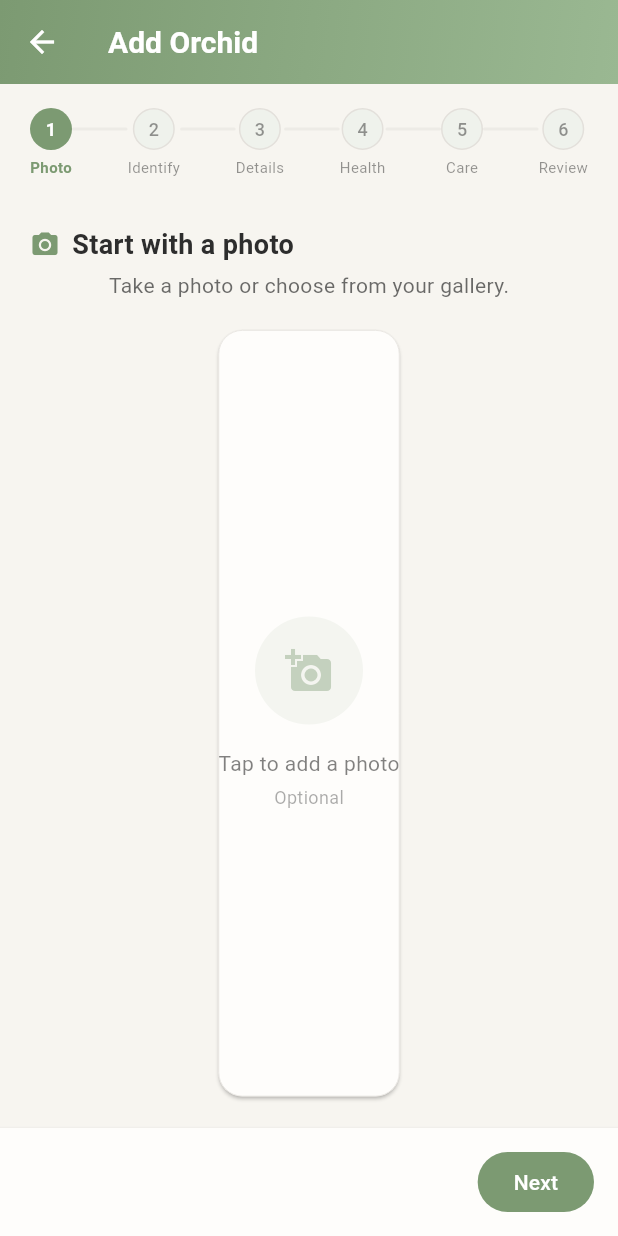
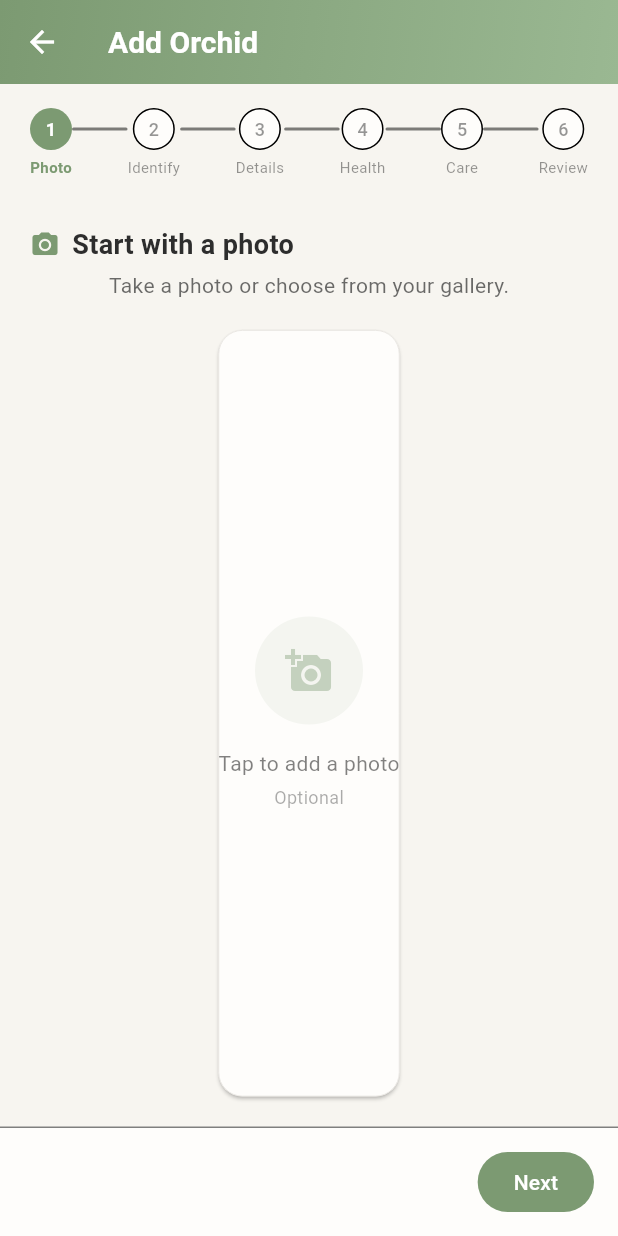
Before and after one commit to AllStarPlumberBob/OrchidLife-public, a Flutter app: the AddOrchidWizardScreen screen opened directly, on a phone screen of 412 x 824 dp. Run offline on Flutter 3.47's test engine with Material 3 defaults, Android fonts, the phone set to English and light mode, and no system bars; our stand-ins replace drift, flutter_local_notifications, image_picker, permission_handler, share_plus, shared_preferences and 1 more; missing offline and left inert: android_intent_plus, light_sensor; accounts and stored records are empty; generated files the repository leaves out were written again.

Commit message:
fix: Make wizard respect dark mode via Theme.of(context)
Wizard was hardcoding light-mode colors (AppTheme.background,
AppTheme.surface, AppTheme.textPrimary, AppTheme.divider) while
every other screen uses Theme.of(context) and gets dark mode
automatically. Replaced all hardcoded color references with
colorScheme.onSurface, colorScheme.surface, theme.dividerColor, etc.

Co-Authored-By: Claude Opus 4.6 <noreply@anthropic.com>

```diff
--- a/lib/screens/add_orchid_wizard_screen.dart
+++ b/lib/screens/add_orchid_wizard_screen.dart
@@ -98,7 +98,6 @@ class _AddOrchidWizardScreenState extends State<AddOrchidWizardScreen> {
   @override
   Widget build(BuildContext context) {
     return Scaffold(
-      backgroundColor: AppTheme.background,
       appBar: AppBar(
         leading: IconButton(
           icon: const Icon(Icons.arrow_back),
@@ -120,9 +119,8 @@ class _AddOrchidWizardScreenState extends State<AddOrchidWizardScreen> {
       ),
       body: Column(
         children: [
-          // Step indicator on cream background
-          Container(
-            color: AppTheme.background,
+          // Step indicator
+          Padding(
             padding: const EdgeInsets.fromLTRB(20, 16, 20, 12),
             child: StepIndicator(
               currentStep: _currentStep,
@@ -154,21 +152,20 @@ class _AddOrchidWizardScreenState extends State<AddOrchidWizardScreen> {
   }
 
   Widget _buildBottomNav() {
+    final theme = Theme.of(context);
+    final colorScheme = theme.colorScheme;
+
     return Container(
       padding: EdgeInsets.fromLTRB(16, 12, 16, 12 + MediaQuery.of(context).padding.bottom),
       decoration: BoxDecoration(
-        color: AppTheme.surface,
-        border: Border(top: BorderSide(color: AppTheme.divider.withValues(alpha: 0.5))),
+        color: colorScheme.surface,
+        border: Border(top: BorderSide(color: theme.dividerColor.withValues(alpha: 0.5))),
       ),
       child: Row(
         children: [
           if (_currentStep > 0)
             OutlinedButton(
               onPressed: _back,
-              style: OutlinedButton.styleFrom(
-                foregroundColor: AppTheme.textPrimary.withValues(alpha: 0.6),
-                side: const BorderSide(color: AppTheme.divider),
-              ),
               child: const Text('Back'),
             ),
           const Spacer(),
@@ -177,7 +174,7 @@ class _AddOrchidWizardScreenState extends State<AddOrchidWizardScreen> {
               onPressed: _next,
               child: Text(
                 'Skip',
-                style: TextStyle(color: AppTheme.textPrimary.withValues(alpha: 0.5)),
+                style: TextStyle(color: colorScheme.onSurface.withValues(alpha: 0.5)),
               ),
             ),
             const SizedBox(width: 8),
@@ -185,11 +182,6 @@ class _AddOrchidWizardScreenState extends State<AddOrchidWizardScreen> {
           if (_currentStep < _totalSteps - 1)
             FilledButton(
               onPressed: _canProceed() ? _next : null,
-              style: FilledButton.styleFrom(
-                backgroundColor: AppTheme.primary,
-                foregroundColor: AppTheme.textOnPrimary,
-                disabledBackgroundColor: AppTheme.divider,
-              ),
               child: const Text('Next'),
             )
           else
@@ -197,11 +189,6 @@ class _AddOrchidWizardScreenState extends State<AddOrchidWizardScreen> {
               onPressed: _canProceed() ? _saveOrchid : null,
               icon: const Icon(Icons.check, size: 18),
               label: const Text('Add to Collection'),
-              style: FilledButton.styleFrom(
-                backgroundColor: AppTheme.primary,
-                foregroundColor: AppTheme.textOnPrimary,
-                disabledBackgroundColor: AppTheme.divider,
-              ),
             ),
         ],
       ),
@@ -223,6 +210,8 @@ class _AddOrchidWizardScreenState extends State<AddOrchidWizardScreen> {
   // ── Step 1: Photo ──
 
   Widget _buildPhotoStep() {
+    final colorScheme = Theme.of(context).colorScheme;
+
     return Padding(
       padding: const EdgeInsets.all(20),
       child: Column(
@@ -235,7 +224,7 @@ class _AddOrchidWizardScreenState extends State<AddOrchidWizardScreen> {
           const SizedBox(height: 4),
           Text(
             'Take a photo or choose from your gallery.',
-            style: TextStyle(color: AppTheme.textPrimary.withValues(alpha: 0.7), fontSize: 14),
+            style: TextStyle(color: colorScheme.onSurface.withValues(alpha: 0.7), fontSize: 14),
           ),
           const SizedBox(height: 20),
           Expanded(
@@ -280,6 +269,8 @@ class _AddOrchidWizardScreenState extends State<AddOrchidWizardScreen> {
   }
 
   Widget _photoPlaceholder() {
+    final colorScheme = Theme.of(context).colorScheme;
+
     return Column(
       mainAxisAlignment: MainAxisAlignment.center,
       children: [
@@ -293,9 +284,9 @@ class _AddOrchidWizardScreenState extends State<AddOrchidWizardScreen> {
           child: Icon(Icons.add_a_photo, size: 32, color: AppTheme.primary.withValues(alpha: 0.4)),
         ),
         const SizedBox(height: 16),
-        Text('Tap to add a photo', style: TextStyle(color: AppTheme.textPrimary.withValues(alpha: 0.6), fontSize: 14)),
+        Text('Tap to add a photo', style: TextStyle(color: colorScheme.onSurface.withValues(alpha: 0.6), fontSize: 14)),
         const SizedBox(height: 4),
-        Text('Optional', style: TextStyle(color: AppTheme.textPrimary.withValues(alpha: 0.4), fontSize: 12)),
+        Text('Optional', style: TextStyle(color: colorScheme.onSurface.withValues(alpha: 0.4), fontSize: 12)),
       ],
     );
   }
@@ -344,6 +335,8 @@ class _AddOrchidWizardScreenState extends State<AddOrchidWizardScreen> {
   // ── Step 2: Identify ──
 
   Widget _buildIdentifyStep() {
+    final colorScheme = Theme.of(context).colorScheme;
+
     return Padding(
       padding: const EdgeInsets.all(20),
       child: Column(
@@ -357,14 +350,14 @@ class _AddOrchidWizardScreenState extends State<AddOrchidWizardScreen> {
           const SizedBox(height: 4),
           Text(
             'Use AI to identify or select from the database.',
-            style: TextStyle(color: AppTheme.textPrimary.withValues(alpha: 0.7), fontSize: 14),
+            style: TextStyle(color: colorScheme.onSurface.withValues(alpha: 0.7), fontSize: 14),
           ),
           const SizedBox(height: 20),
           // AI identification buttons
           if (_photoPath != null) ...[
             Text('Identify with AI', style: TextStyle(
               fontSize: 13, fontWeight: FontWeight.w600,
-              color: AppTheme.textPrimary.withValues(alpha: 0.6),
+              color: colorScheme.onSurface.withValues(alpha: 0.6),
               letterSpacing: 0.3,
             )),
             const SizedBox(height: 8),
@@ -394,7 +387,7 @@ class _AddOrchidWizardScreenState extends State<AddOrchidWizardScreen> {
           // Species database picker
           Text('Select from database', style: TextStyle(
             fontSize: 13, fontWeight: FontWeight.w600,
-            color: AppTheme.textPrimary.withValues(alpha: 0.6),
+            color: colorScheme.onSurface.withValues(alpha: 0.6),
             letterSpacing: 0.3,
           )),
           const SizedBox(height: 8),
@@ -426,7 +419,7 @@ class _AddOrchidWizardScreenState extends State<AddOrchidWizardScreen> {
                           decoration: BoxDecoration(
                             color: isSelected
                                 ? AppTheme.primary.withValues(alpha: 0.1)
-                                : AppTheme.surfaceVariant,
+                                : colorScheme.surfaceContainerHighest,
                             borderRadius: BorderRadius.circular(AppTheme.radiusSmall),
                           ),
                           clipBehavior: Clip.antiAlias,
@@ -435,7 +428,7 @@ class _AddOrchidWizardScreenState extends State<AddOrchidWizardScreen> {
                             fit: BoxFit.cover,
                             errorBuilder: (_, __, ___) => Icon(
                               Icons.local_florist,
-                              color: isSelected ? AppTheme.primary : AppTheme.textSecondary,
+                              color: isSelected ? AppTheme.primary : colorScheme.onSurface.withValues(alpha: 0.5),
                               size: 24,
                             ),
                           ),
@@ -450,13 +443,13 @@ class _AddOrchidWizardScreenState extends State<AddOrchidWizardScreen> {
                                 style: TextStyle(
                                   fontWeight: isSelected ? FontWeight.bold : FontWeight.w500,
                                   fontSize: 15,
-                                  color: isSelected ? AppTheme.primary : AppTheme.textPrimary,
+                                  color: isSelected ? AppTheme.primary : colorScheme.onSurface,
                                 ),
                               ),
                               const SizedBox(height: 2),
                               Text(
                                 '${sp.genus}${sp.difficultyLevel != null ? ' \u00b7 ${sp.difficultyLevel}' : ''}',
-                                style: TextStyle(fontSize: 12, color: AppTheme.textPrimary.withValues(alpha: 0.55)),
+                                style: TextStyle(fontSize: 12, color: colorScheme.onSurface.withValues(alpha: 0.55)),
                               ),
                             ],
                           ),
@@ -484,13 +477,15 @@ class _AddOrchidWizardScreenState extends State<AddOrchidWizardScreen> {
   }
 
   Widget _aiChipButton(String label, IconData icon, Color color, VoidCallback onTap) {
+    final theme = Theme.of(context);
+
     return OutlinedButton.icon(
       onPressed: onTap,
       icon: Icon(icon, color: color, size: 18),
       label: Text(label),
       style: OutlinedButton.styleFrom(
-        foregroundColor: AppTheme.textPrimary,
-        side: const BorderSide(color: AppTheme.divider),
+        foregroundColor: theme.colorScheme.onSurface,
+        side: BorderSide(color: theme.dividerColor),
         padding: const EdgeInsets.symmetric(horizontal: 12, vertical: 8),
       ),
     );
@@ -509,6 +504,8 @@ class _AddOrchidWizardScreenState extends State<AddOrchidWizardScreen> {
   // ── Step 3: Details ──
 
   Widget _buildDetailsStep() {
+    final colorScheme = Theme.of(context).colorScheme;
+
     return SingleChildScrollView(
       padding: const EdgeInsets.all(20),
       child: Column(
@@ -558,14 +555,14 @@ class _AddOrchidWizardScreenState extends State<AddOrchidWizardScreen> {
             child: Column(
               children: [
                 ListTile(
-                  leading: Icon(Icons.calendar_today, color: AppTheme.textPrimary.withValues(alpha: 0.5)),
+                  leading: Icon(Icons.calendar_today, color: colorScheme.onSurface.withValues(alpha: 0.5)),
                   title: const Text('Date Acquired'),
                   subtitle: Text(_dateAcquired != null
                       ? '${_dateAcquired!.month}/${_dateAcquired!.day}/${_dateAcquired!.year}'
                       : 'Not set'),
                   trailing: _dateAcquired != null
                       ? IconButton(icon: const Icon(Icons.clear, size: 18), onPressed: () => setState(() => _dateAcquired = null))
-                      : Icon(Icons.chevron_right, color: AppTheme.textPrimary.withValues(alpha: 0.4)),
+                      : Icon(Icons.chevron_right, color: colorScheme.onSurface.withValues(alpha: 0.4)),
                   onTap: () async {
                     final picked = await showDatePicker(
                       context: context,
@@ -576,9 +573,9 @@ class _AddOrchidWizardScreenState extends State<AddOrchidWizardScreen> {
                     if (picked != null) setState(() => _dateAcquired = picked);
                   },
                 ),
-                Divider(height: 1, color: AppTheme.divider.withValues(alpha: 0.4)),
+                Divider(height: 1, color: Theme.of(context).dividerColor.withValues(alpha: 0.4)),
                 SwitchListTile(
-                  secondary: Icon(Icons.healing, color: _isRescue ? AppTheme.statusOverdue : AppTheme.textPrimary.withValues(alpha: 0.4)),
+                  secondary: Icon(Icons.healing, color: _isRescue ? AppTheme.statusOverdue : colorScheme.onSurface.withValues(alpha: 0.4)),
                   title: const Text('Rescue Orchid'),
                   subtitle: const Text('This orchid needs extra TLC'),
                   value: _isRescue,
@@ -608,6 +605,8 @@ class _AddOrchidWizardScreenState extends State<AddOrchidWizardScreen> {
   // ── Step 4: Health Check (optional) ──
 
   Widget _buildHealthCheckStep() {
+    final colorScheme = Theme.of(context).colorScheme;
+
     return SingleChildScrollView(
       padding: const EdgeInsets.all(20),
       child: Column(
@@ -622,7 +621,7 @@ class _AddOrchidWizardScreenState extends State<AddOrchidWizardScreen> {
             alignment: Alignment.centerLeft,
             child: Text(
               'Want an AI health assessment? This step is optional.',
-              style: TextStyle(color: AppTheme.textPrimary.withValues(alpha: 0.7), fontSize: 14),
+              style: TextStyle(color: colorScheme.onSurface.withValues(alpha: 0.7), fontSize: 14),
             ),
           ),
           const SizedBox(height: 24),
@@ -661,7 +660,7 @@ class _AddOrchidWizardScreenState extends State<AddOrchidWizardScreen> {
                 Text(
                   'Upload your orchid photo to an AI service.',
                   textAlign: TextAlign.center,
-                  style: TextStyle(color: AppTheme.textPrimary.withValues(alpha: 0.6), fontSize: 13),
+                  style: TextStyle(color: colorScheme.onSurface.withValues(alpha: 0.6), fontSize: 13),
                 ),
                 const SizedBox(height: 16),
                 Wrap(
@@ -692,16 +691,16 @@ class _AddOrchidWizardScreenState extends State<AddOrchidWizardScreen> {
                   ],
                 ),
                 if (_healthCheckDone)
-                  Padding(
-                    padding: const EdgeInsets.only(top: 12),
+                  const Padding(
+                    padding: EdgeInsets.only(top: 12),
                     child: Row(
                       mainAxisAlignment: MainAxisAlignment.center,
                       children: [
-                        const Icon(Icons.check_circle, color: AppTheme.statusCompleted, size: 16),
-                        const SizedBox(width: 4),
+                        Icon(Icons.check_circle, color: AppTheme.statusCompleted, size: 16),
+                        SizedBox(width: 4),
                         Text(
                           'Health check opened',
-                          style: const TextStyle(
+                          style: TextStyle(
                             color: AppTheme.statusCompleted,
                             fontSize: 13,
                           ),
@@ -720,6 +719,8 @@ class _AddOrchidWizardScreenState extends State<AddOrchidWizardScreen> {
   // ── Step 5: Care Setup ──
 
   Widget _buildCareSetupStep() {
+    final colorScheme = Theme.of(context).colorScheme;
+
     return SingleChildScrollView(
       padding: const EdgeInsets.all(20),
       child: Column(
@@ -735,7 +736,7 @@ class _AddOrchidWizardScreenState extends State<AddOrchidWizardScreen> {
             _speciesProfileId != null
                 ? 'Pre-filled based on species. Adjust as needed.'
                 : 'Set up care tasks for your orchid.',
-            style: TextStyle(color: AppTheme.textPrimary.withValues(alpha: 0.7), fontSize: 14),
+            style: TextStyle(color: colorScheme.onSurface.withValues(alpha: 0.7), fontSize: 14),
           ),
           const SizedBox(height: 20),
           // Soak duration inside a card
@@ -754,7 +755,7 @@ class _AddOrchidWizardScreenState extends State<AddOrchidWizardScreen> {
               ),
               title: const Text('Soak Duration'),
               subtitle: Text('$_soakDuration minutes'),
-              trailing: Icon(Icons.chevron_right, color: AppTheme.textPrimary.withValues(alpha: 0.4)),
+              trailing: Icon(Icons.chevron_right, color: colorScheme.onSurface.withValues(alpha: 0.4)),
               onTap: () async {
                 final controller = TextEditingController(text: '$_soakDuration');
                 final result = await showDialog<int>(
@@ -797,7 +798,7 @@ class _AddOrchidWizardScreenState extends State<AddOrchidWizardScreen> {
             children: [
               Text('Care Tasks', style: TextStyle(
                 fontSize: 13, fontWeight: FontWeight.w600,
-                color: AppTheme.textPrimary.withValues(alpha: 0.6),
+                color: colorScheme.onSurface.withValues(alpha: 0.6),
                 letterSpacing: 0.3,
               )),
               TextButton.icon(
@@ -817,7 +818,7 @@ class _AddOrchidWizardScreenState extends State<AddOrchidWizardScreen> {
               padding: const EdgeInsets.symmetric(vertical: 16),
               child: Center(
                 child: Text('No care tasks yet', style: TextStyle(
-                  color: AppTheme.textPrimary.withValues(alpha: 0.45), fontSize: 13,
+                  color: colorScheme.onSurface.withValues(alpha: 0.45), fontSize: 13,
                 )),
               ),
             )
@@ -839,7 +840,7 @@ class _AddOrchidWizardScreenState extends State<AddOrchidWizardScreen> {
                   return Column(
                     children: [
                       if (index > 0)
-                        Divider(height: 1, indent: 56, color: AppTheme.divider.withValues(alpha: 0.4)),
+                        Divider(height: 1, indent: 56, color: Theme.of(context).dividerColor.withValues(alpha: 0.4)),
                       Padding(
                         padding: const EdgeInsets.symmetric(horizontal: 12, vertical: 10),
                         child: Row(
@@ -859,12 +860,12 @@ class _AddOrchidWizardScreenState extends State<AddOrchidWizardScreen> {
                                 crossAxisAlignment: CrossAxisAlignment.start,
                                 children: [
                                   Text(displayName, style: const TextStyle(fontSize: 14, fontWeight: FontWeight.w500)),
-                                  Text('Every $intervalDays days', style: TextStyle(fontSize: 12, color: AppTheme.textPrimary.withValues(alpha: 0.55))),
+                                  Text('Every $intervalDays days', style: TextStyle(fontSize: 12, color: colorScheme.onSurface.withValues(alpha: 0.55))),
                                 ],
                               ),
                             ),
                             IconButton(
-                              icon: Icon(Icons.close, size: 18, color: AppTheme.textPrimary.withValues(alpha: 0.35)),
+                              icon: Icon(Icons.close, size: 18, color: colorScheme.onSurface.withValues(alpha: 0.35)),
                               onPressed: () => setState(() => _pendingCareTasks.removeAt(index)),
                               visualDensity: VisualDensity.compact,
                             ),
@@ -955,6 +956,7 @@ class _AddOrchidWizardScreenState extends State<AddOrchidWizardScreen> {
   // ── Step 6: Review ──
 
   Widget _buildReviewStep() {
+    final colorScheme = Theme.of(context).colorScheme;
     final speciesName = _speciesProfileId != null
         ? _speciesProfiles.where((s) => s.id == _speciesProfileId).firstOrNull?.commonName
         : null;
@@ -1002,11 +1004,11 @@ class _AddOrchidWizardScreenState extends State<AddOrchidWizardScreen> {
                       ),
                       if (_varietyController.text.isNotEmpty) ...[
                         const SizedBox(height: 2),
-                        Text(_varietyController.text, style: TextStyle(color: AppTheme.textPrimary.withValues(alpha: 0.6), fontSize: 14)),
+                        Text(_varietyController.text, style: TextStyle(color: colorScheme.onSurface.withValues(alpha: 0.6), fontSize: 14)),
                       ],
                       if (speciesName != null) ...[
                         const SizedBox(height: 2),
-                        Text(speciesName, style: TextStyle(fontSize: 12, color: AppTheme.textPrimary.withValues(alpha: 0.55))),
+                        Text(speciesName, style: TextStyle(fontSize: 12, color: colorScheme.onSurface.withValues(alpha: 0.55))),
                       ],
                       if (_isRescue) ...[
                         const SizedBox(height: 4),
@@ -1042,7 +1044,7 @@ class _AddOrchidWizardScreenState extends State<AddOrchidWizardScreen> {
                   if (_locationController.text.isNotEmpty)
                     _reviewRow(Icons.location_on, 'Location', _locationController.text),
                   if (_locationController.text.isNotEmpty && _dateAcquired != null)
-                    Divider(height: 1, color: AppTheme.divider.withValues(alpha: 0.4)),
+                    Divider(height: 1, color: Theme.of(context).dividerColor.withValues(alpha: 0.4)),
                   if (_dateAcquired != null)
                     _reviewRow(Icons.calendar_today, 'Acquired', '${_dateAcquired!.month}/${_dateAcquired!.day}/${_dateAcquired!.year}'),
                 ],
@@ -1057,7 +1059,7 @@ class _AddOrchidWizardScreenState extends State<AddOrchidWizardScreen> {
                 // Soak duration row
                 _reviewRow(Icons.timer, 'Soak', '$_soakDuration min'),
                 if (_pendingCareTasks.isNotEmpty)
-                  Divider(height: 1, color: AppTheme.divider.withValues(alpha: 0.4)),
+                  Divider(height: 1, color: Theme.of(context).dividerColor.withValues(alpha: 0.4)),
                 ..._pendingCareTasks.asMap().entries.map((entry) {
                   final index = entry.key;
                   final task = entry.value;
@@ -1069,7 +1071,7 @@ class _AddOrchidWizardScreenState extends State<AddOrchidWizardScreen> {
                   return Column(
                     children: [
                       if (index > 0)
-                        Divider(height: 1, indent: 56, color: AppTheme.divider.withValues(alpha: 0.4)),
+                        Divider(height: 1, indent: 56, color: Theme.of(context).dividerColor.withValues(alpha: 0.4)),
                       Padding(
                         padding: const EdgeInsets.symmetric(horizontal: 16, vertical: 10),
                         child: Row(
@@ -1079,7 +1081,7 @@ class _AddOrchidWizardScreenState extends State<AddOrchidWizardScreen> {
                             Expanded(child: Text(displayName, style: const TextStyle(fontSize: 14))),
                             Text(
                               'Every ${task['intervalDays']} days',
-                              style: TextStyle(fontSize: 12, color: AppTheme.textPrimary.withValues(alpha: 0.55)),
+                              style: TextStyle(fontSize: 12, color: colorScheme.onSurface.withValues(alpha: 0.55)),
                             ),
                           ],
                         ),
@@ -1096,13 +1098,15 @@ class _AddOrchidWizardScreenState extends State<AddOrchidWizardScreen> {
   }
 
   Widget _reviewRow(IconData icon, String label, String value) {
+    final colorScheme = Theme.of(context).colorScheme;
+
     return Padding(
       padding: const EdgeInsets.symmetric(horizontal: 16, vertical: 12),
       child: Row(
         children: [
-          Icon(icon, size: 18, color: AppTheme.textPrimary.withValues(alpha: 0.5)),
+          Icon(icon, size: 18, color: colorScheme.onSurface.withValues(alpha: 0.5)),
           const SizedBox(width: 12),
-          Text(label, style: TextStyle(color: AppTheme.textPrimary.withValues(alpha: 0.55), fontSize: 13)),
+          Text(label, style: TextStyle(color: colorScheme.onSurface.withValues(alpha: 0.55), fontSize: 13)),
           const Spacer(),
           Text(value, style: const TextStyle(fontSize: 14, fontWeight: FontWeight.w500)),
         ],
--- a/lib/widgets/step_indicator.dart
+++ b/lib/widgets/step_indicator.dart
@@ -15,6 +15,9 @@ class StepIndicator extends StatelessWidget {
 
   @override
   Widget build(BuildContext context) {
+    final colorScheme = Theme.of(context).colorScheme;
+    final dividerColor = Theme.of(context).dividerColor;
+
     return Row(
       children: List.generate(totalSteps * 2 - 1, (i) {
         if (i.isOdd) {
@@ -28,7 +31,7 @@ class StepIndicator extends StatelessWidget {
                 borderRadius: BorderRadius.circular(1),
                 color: stepIndex < currentStep
                     ? AppTheme.primary.withValues(alpha: 0.4)
-                    : AppTheme.divider.withValues(alpha: 0.5),
+                    : dividerColor.withValues(alpha: 0.5),
               ),
             ),
           );
@@ -52,13 +55,13 @@ class StepIndicator extends StatelessWidget {
                     ? AppTheme.primary
                     : isCompleted
                         ? AppTheme.primary.withValues(alpha: 0.15)
-                        : AppTheme.surfaceVariant,
+                        : colorScheme.surfaceContainerHighest,
                 border: isActive
                     ? null
                     : Border.all(
                         color: isCompleted
                             ? AppTheme.primary.withValues(alpha: 0.3)
-                            : AppTheme.divider,
+                            : dividerColor,
                         width: 1,
                       ),
               ),
@@ -70,7 +73,7 @@ class StepIndicator extends StatelessWidget {
                         style: TextStyle(
                           fontSize: 12,
                           fontWeight: isActive ? FontWeight.bold : FontWeight.w500,
-                          color: isActive ? Colors.white : AppTheme.textPrimary.withValues(alpha: 0.5),
+                          color: isActive ? Colors.white : colorScheme.onSurface.withValues(alpha: 0.5),
                         ),
                       ),
               ),
@@ -84,8 +87,8 @@ class StepIndicator extends StatelessWidget {
                   color: isActive
                       ? AppTheme.primary
                       : isCompleted
-                          ? AppTheme.textPrimary
-                          : AppTheme.textPrimary.withValues(alpha: 0.5),
+                          ? colorScheme.onSurface
+                          : colorScheme.onSurface.withValues(alpha: 0.5),
                   fontWeight: isActive ? FontWeight.w600 : FontWeight.normal,
                 ),
               ),
```
